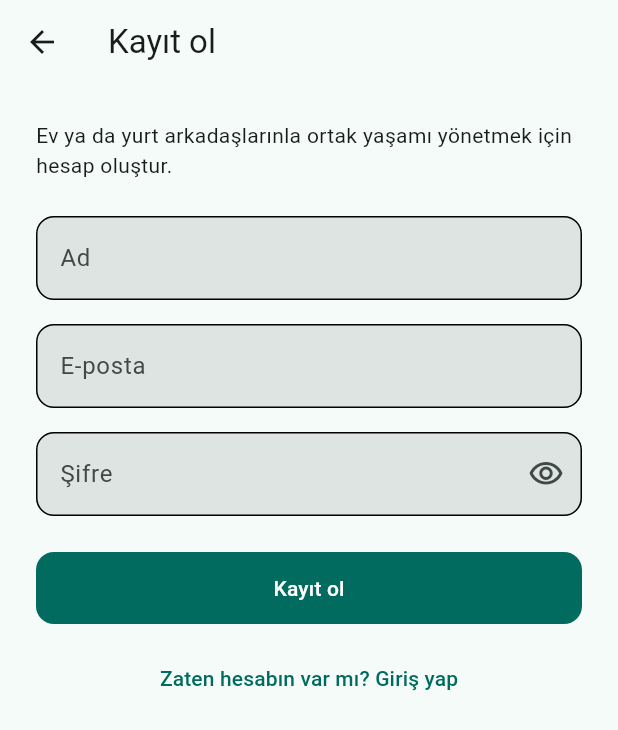
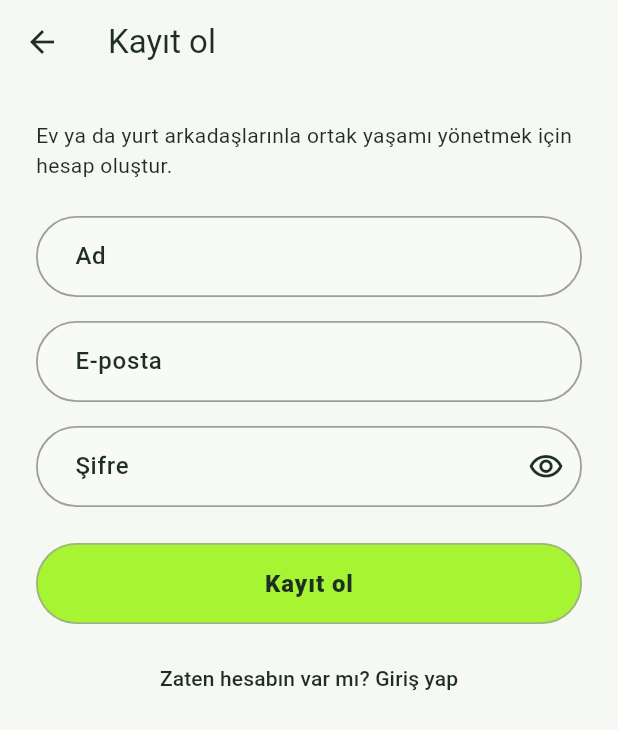
Before and after one commit to BerkSZc/Roomly, a Flutter app: the screen it shows after launch, after a tap on "Hesabın yok mu? Kayıt ol", on a phone screen of 412 x 824 dp. Shown: the top 730 px of the screen. Run offline on Flutter 3.47's test engine with Material 3 defaults, Android fonts, the phone set to English and light mode, and no system bars; our stand-ins replace dio, flutter_riverpod, flutter_secure_storage, go_router, material_ui.

Commit message:
feat(core): marka paleti, hap biçimli tema ve marka bileşenleri
Tema seed'i koyu yeşil ink (#1F2E23); zemin #F6F8F3, lime ana düğme
(#A7F432, primaryContainer), stadyum düğmeler ve pill (28) alanlar.
RoomlyLogo (CustomPaint), BrandHeader ve BrandFormScaffold eklendi;
AppTextField prefixIcon ve floatingLabel alır. DS-01/DS-04/DS-09 testleri.

```diff
--- a/mobile/lib/core/theme/app_theme.dart
+++ b/mobile/lib/core/theme/app_theme.dart
@@ -3,47 +3,109 @@ import 'package:material_ui/material_ui.dart';
 import 'app_tokens.dart';
 
 /// Uygulamanın tek teması: Material 3, seed `AppColors.seed`, açık ve koyu.
+/// Marka rolleri (zemin, mürekkep, lime ana düğme) türetilen paletin üstüne yazılır.
 abstract final class AppTheme {
   static ThemeData light() => _build(Brightness.light);
 
   static ThemeData dark() => _build(Brightness.dark);
 
+  /// Marka rolleri yazılmış renk paleti.
+  static ColorScheme colorScheme(Brightness brightness) {
+    final base =
+        ColorScheme.fromSeed(
+          seedColor: AppColors.seed,
+          brightness: brightness,
+        ).copyWith(
+          primaryContainer: AppColors.lime,
+          onPrimaryContainer: AppColors.ink,
+        );
+    if (brightness == Brightness.dark) return base;
+    return base.copyWith(
+      primary: AppColors.ink,
+      onPrimary: Colors.white,
+      surface: AppColors.background,
+      onSurface: AppColors.ink,
+      outline: AppColors.fieldBorder,
+    );
+  }
+
   static ThemeData _build(Brightness brightness) {
-    final scheme = ColorScheme.fromSeed(
-      seedColor: AppColors.seed,
-      brightness: brightness,
+    final scheme = colorScheme(brightness);
+    final isLight = brightness == Brightness.light;
+
+    const buttonSize = Size(64, AppSizes.control);
+    const buttonText = TextStyle(
+      fontSize: 16,
+      fontWeight: FontWeight.w800,
+      letterSpacing: 0.6,
     );
-    final buttonShape = RoundedRectangleBorder(
-      borderRadius: BorderRadius.circular(AppRadius.md),
+    final buttonShape = StadiumBorder(
+      side: BorderSide(
+        color: scheme.outline.withValues(alpha: 0.75),
+        width: 1.2,
+      ),
     );
-    const buttonSize = Size(64, AppSizes.minTouch);
-    final inputBorder = OutlineInputBorder(
-      borderRadius: BorderRadius.circular(AppRadius.md),
+
+    OutlineInputBorder pill(Color color, double width) => OutlineInputBorder(
+      borderRadius: BorderRadius.circular(AppRadius.pill),
+      borderSide: BorderSide(color: color, width: width),
     );
+    const fieldText = TextStyle(fontSize: 16, fontWeight: FontWeight.w500);
 
     return ThemeData(
       useMaterial3: true,
       colorScheme: scheme,
-      appBarTheme: const AppBarTheme(centerTitle: false),
+      scaffoldBackgroundColor: scheme.surface,
+      appBarTheme: AppBarTheme(
+        centerTitle: false,
+        backgroundColor: scheme.surface,
+      ),
       filledButtonTheme: FilledButtonThemeData(
         style: FilledButton.styleFrom(
           minimumSize: buttonSize,
           shape: buttonShape,
+          backgroundColor: scheme.primaryContainer,
+          foregroundColor: scheme.onPrimaryContainer,
+          disabledBackgroundColor: scheme.primaryContainer.withValues(
+            alpha: 0.6,
+          ),
+          disabledForegroundColor: scheme.onPrimaryContainer,
+          textStyle: buttonText,
         ),
       ),
       outlinedButtonTheme: OutlinedButtonThemeData(
         style: OutlinedButton.styleFrom(
           minimumSize: buttonSize,
           shape: buttonShape,
+          side: BorderSide(color: scheme.outline, width: 1.2),
+          textStyle: buttonText,
         ),
       ),
       textButtonTheme: TextButtonThemeData(
-        style: TextButton.styleFrom(minimumSize: buttonSize),
+        style: TextButton.styleFrom(
+          minimumSize: const Size(64, AppSizes.minTouch),
+          foregroundColor: scheme.onSurface,
+        ),
       ),
       inputDecorationTheme: InputDecorationTheme(
         filled: true,
-        border: inputBorder,
-        enabledBorder: inputBorder,
+        fillColor: isLight
+            ? AppColors.fieldFill
+            : scheme.surfaceContainerHighest,
+        contentPadding: const EdgeInsets.symmetric(
+          horizontal: 22,
+          vertical: 15,
+        ),
+        labelStyle: fieldText.copyWith(color: scheme.onSurface),
+        hintStyle: fieldText.copyWith(color: scheme.onSurfaceVariant),
+        prefixIconColor: scheme.onSurface,
+        suffixIconColor: scheme.onSurface,
+        border: pill(scheme.outline, 1.2),
+        enabledBorder: pill(scheme.outline, 1.2),
+        focusedBorder: pill(scheme.onSurface, 1.6),
+        errorBorder: pill(scheme.error, 1.3),
+        focusedErrorBorder: pill(scheme.error, 1.6),
+        disabledBorder: pill(scheme.outline.withValues(alpha: 0.5), 1.2),
       ),
       cardTheme: CardThemeData(
         elevation: 0,
--- a/mobile/lib/core/theme/app_tokens.dart
+++ b/mobile/lib/core/theme/app_tokens.dart
@@ -3,8 +3,26 @@ import 'package:material_ui/material_ui.dart';
 /// Tasarım sisteminin sabitleri (spec 0003, `mobile/design.md`).
 /// Ekran kodu renk, boşluk ve köşe değerlerini yalnızca buradan okur.
 abstract final class AppColors {
-  /// Material 3 açık ve koyu paleti bu tek renkten türetir.
-  static const Color seed = Color(0xFF00796B);
+  /// Koyu yeşil mürekkep: yazı, ikon, odak kenarlığı. Paletin seed rengi.
+  static const Color ink = Color(0xFF1F2E23);
+
+  /// Uygulama zemini (açık tema `surface`).
+  static const Color background = Color(0xFFF6F8F3);
+
+  /// Ana eylem düğmesinin dolgusu (`primaryContainer`).
+  static const Color lime = Color(0xFFA7F432);
+
+  /// Marka alt başlığı. Zeminde kontrastı düşük: yalnızca dekoratif metin.
+  static const Color limeAccent = Color(0xFF93E81E);
+
+  /// Form alanı dolgusu (açık tema).
+  static const Color fieldFill = Color(0xFFF8FAF6);
+
+  /// Form alanı ve düğme kenarlığı (açık tema `outline`).
+  static const Color fieldBorder = Color(0xFF9E9E9E);
+
+  /// Material 3 paleti bu renkten türetilir, marka rolleri üstüne yazılır.
+  static const Color seed = ink;
 }
 
 abstract final class AppSpacing {
@@ -23,9 +41,15 @@ abstract final class AppRadius {
   static const double sm = 8;
   static const double md = 12;
   static const double lg = 16;
+
+  /// Hap (stadyum) biçimli form alanı; yüksekliğin yarısı.
+  static const double pill = 28;
 }
 
-/// Dokunma hedefi ve düğme yüksekliği için en küçük değer.
 abstract final class AppSizes {
+  /// Dokunma hedefi için en küçük değer.
   static const double minTouch = 48;
+
+  /// Hap biçimli düğme ve form alanı yüksekliği.
+  static const double control = 54;
 }
--- a/mobile/lib/core/widgets/app_text_field.dart
+++ b/mobile/lib/core/widgets/app_text_field.dart
@@ -1,7 +1,8 @@
 import 'package:material_ui/material_ui.dart';
 
-/// Ortak form alanı. `obscure: true` verilince şifre alanı olur ve
-/// göster / gizle düğmesi çıkar.
+/// Ortak hap biçimli form alanı. `obscure: true` verilince şifre alanı olur ve
+/// göster / gizle düğmesi çıkar. `prefixIcon` alanın solunda ikon gösterir;
+/// `floatingLabel: false` etiketi yer tutucu gibi alanın içinde tutar.
 class AppTextField extends StatefulWidget {
   const AppTextField({
     super.key,
@@ -19,6 +20,8 @@ class AppTextField extends StatefulWidget {
     this.enabled = true,
     this.textCapitalization = TextCapitalization.none,
     this.maxLength,
+    this.prefixIcon,
+    this.floatingLabel = true,
   });
 
   final String label;
@@ -35,6 +38,8 @@ class AppTextField extends StatefulWidget {
   final bool enabled;
   final TextCapitalization textCapitalization;
   final int? maxLength;
+  final IconData? prefixIcon;
+  final bool floatingLabel;
 
   @override
   State<AppTextField> createState() => _AppTextFieldState();
@@ -64,6 +69,19 @@ class _AppTextFieldState extends State<AppTextField> {
         hintText: widget.hint,
         errorText: widget.errorText,
         counterText: '',
+        floatingLabelBehavior: widget.floatingLabel
+            ? FloatingLabelBehavior.auto
+            : FloatingLabelBehavior.never,
+        prefixIcon: widget.prefixIcon == null
+            ? null
+            : Padding(
+                padding: const EdgeInsets.only(left: 20, right: 14),
+                child: Icon(widget.prefixIcon, size: 24),
+              ),
+        prefixIconConstraints: const BoxConstraints(
+          minWidth: 58,
+          minHeight: 24,
+        ),
         suffixIcon: widget.obscure
             ? IconButton(
                 tooltip: _obscured ? 'Şifreyi göster' : 'Şifreyi gizle',
```
Also changed, not shown: mobile/lib/core/widgets/brand_form_scaffold.dart (added, +59 -0 lines), mobile/lib/core/widgets/brand_header.dart (added, +55 -0 lines), mobile/lib/core/widgets/roomly_logo.dart (added, +96 -0 lines), 1 other file.
